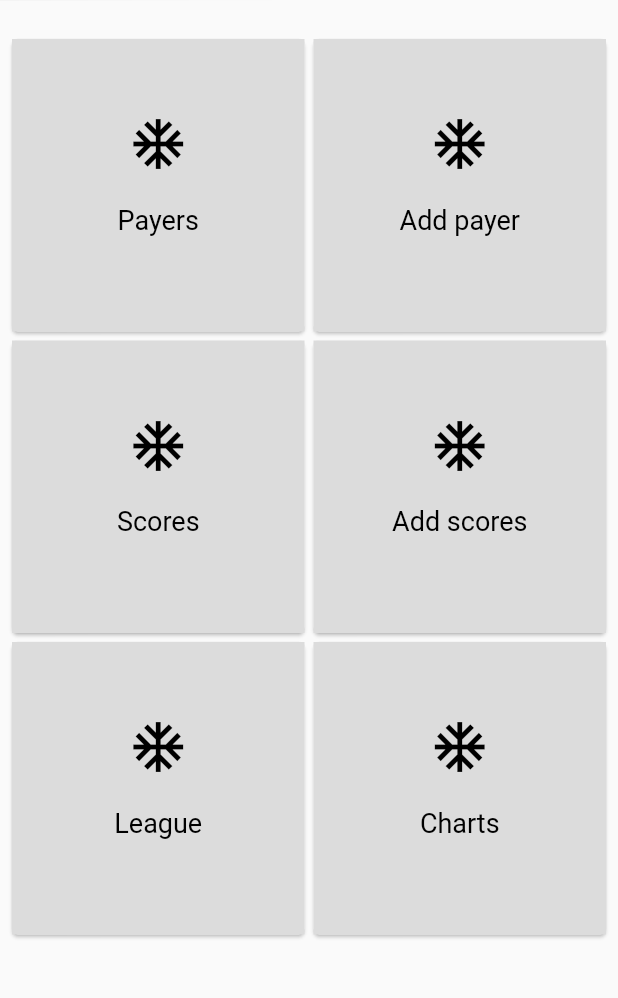
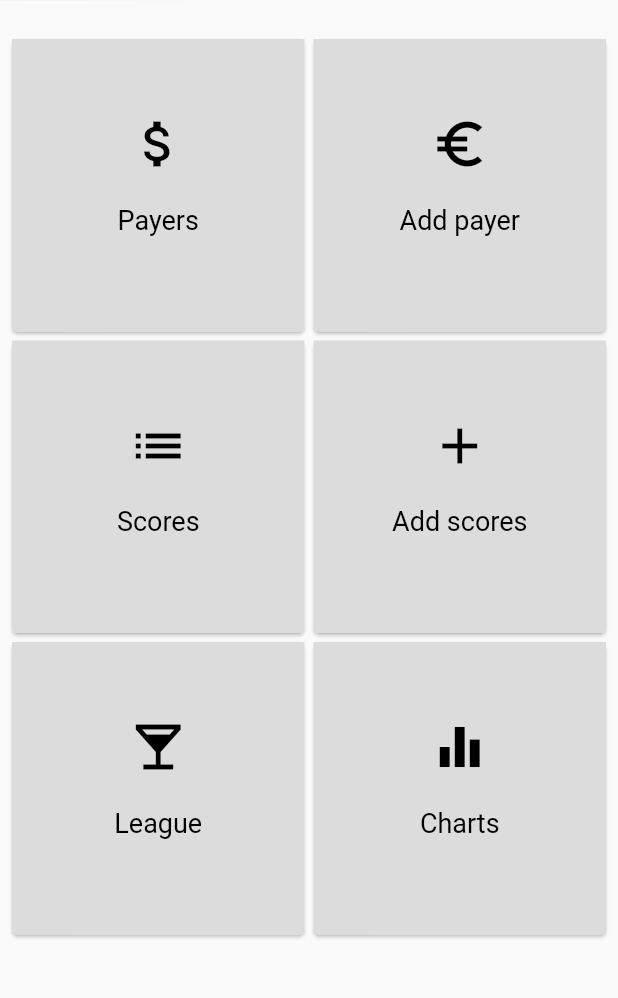
Before and after one commit to mikkolundgren/bowlscore_ui, a Flutter app: the screen it shows after launch, on a phone screen of 412 x 824 dp, the part 75-1073 px from its top. Run offline on Flutter 3.47's test engine with Material 2 defaults, Android fonts, the phone set to English and light mode, and no system bars; our stand-ins replace charts_flutter, cloud_firestore, firebase_auth, get_it; accounts and stored records are empty; network calls fail; statements that could not run were skipped.

Commit message:
ui enhancements

```diff
--- a/lib/main.dart
+++ b/lib/main.dart
@@ -19,6 +19,7 @@ class MyApp extends StatelessWidget {
         primarySwatch: Colors.blue,
       ),
       home: Dashboard(),
+      debugShowCheckedModeBanner: false,
     );
   }
 }
--- a/lib/views/dashboard.dart
+++ b/lib/views/dashboard.dart
@@ -25,18 +25,18 @@ class _DashboardState extends State<Dashboard> {
             crossAxisCount: 2,
             padding: EdgeInsets.all(3.0),
             children: <Widget>[
-              makeDashboard("Payers", Icons.ac_unit, "showPayers"),
-              makeDashboard("Add payer", Icons.ac_unit, "addPayer"),
-              makeDashboard("Scores", Icons.ac_unit, "scores"),
-              makeDashboard("Add scores", Icons.ac_unit, "addScore"),
-              makeDashboard("League", Icons.ac_unit, "league"),
-              makeDashboard("Charts", Icons.ac_unit, "charts"),
+              _makeDashboard("Payers", Icons.attach_money, "showPayers"),
+              _makeDashboard("Add payer", Icons.euro_symbol, "addPayer"),
+              _makeDashboard("Scores", Icons.list, "scores"),
+              _makeDashboard("Add scores", Icons.add, "addScore"),
+              _makeDashboard("League", Icons.local_bar, "league"),
+              _makeDashboard("Charts", Icons.equalizer, "charts"),
             ],
           )),
     );
   }
 
-  Card makeDashboard(String title, IconData icon, String action) {
+  Card _makeDashboard(String title, IconData icon, String action) {
     return Card(
       elevation: 1.0,
       margin: EdgeInsets.all(3.0),
```
